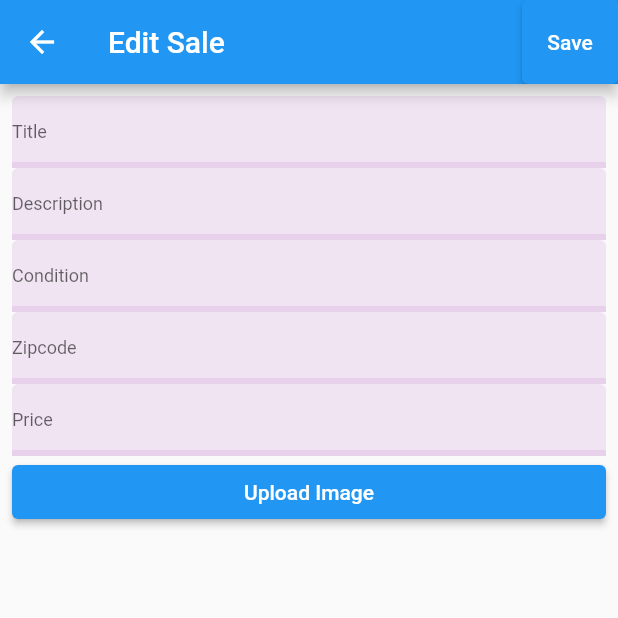
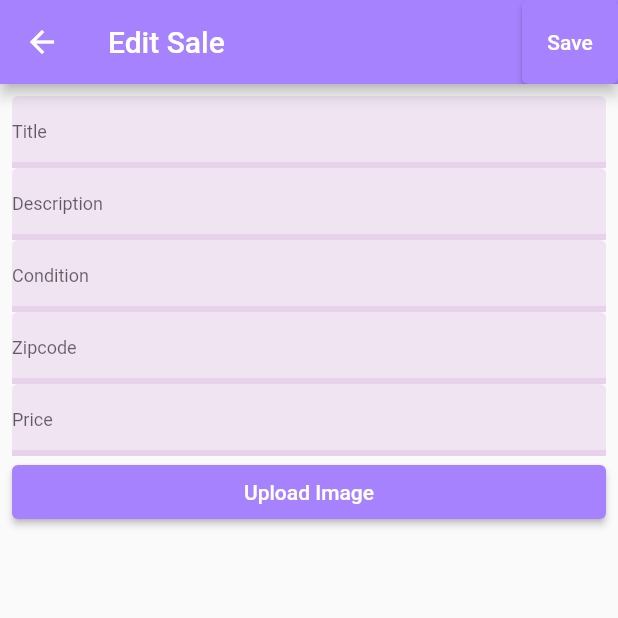
Before and after one commit to saveCraigslistTeam/craigslist, a Flutter app: the EditSaleForm screen opened directly with empty values, on a phone screen of 412 x 824 dp, the top half of it. Run offline on Flutter 3.47's test engine with Material 2 defaults, Android fonts, the light colour scheme and no system bars; our stand-ins replace cached_network_image, flutter_login, image_picker; missing offline and left inert: amplify_api, amplify_auth_cognito, amplify_core, amplify_datastore, amplify_flutter, amplify_storage_s3.

```diff
--- a/lib/views/sales/add_sale.dart
+++ b/lib/views/sales/add_sale.dart
@@ -75,6 +75,7 @@ class _AddSaleFormState extends State<AddSaleForm> {
   Widget build(BuildContext context) {
     return Scaffold(
       appBar: AppBar(
+        backgroundColor: const Color(0xffA682FF),
         title: Text('Add Sale'),
         actions: <Widget>[
           ElevatedButton(onPressed: _saveSale, child: Text('Save')),
--- a/lib/views/sales/edit_sale.dart
+++ b/lib/views/sales/edit_sale.dart
@@ -48,9 +48,15 @@ class _EditSaleFormState extends State<EditSaleForm> {
   Widget build(BuildContext context) {
     return Scaffold(
       appBar: AppBar(
+        backgroundColor: const Color(0xffA682FF),
         title: Text('Edit Sale'),
         actions: <Widget>[
-          ElevatedButton(onPressed: _saveSale, child: Text('Save')),
+          ElevatedButton(
+              style: ElevatedButton.styleFrom(
+                primary: Color(0xffA682FF),
+              ),
+              onPressed: _saveSale,
+              child: Text('Save')),
         ],
       ),
       body: Container(
@@ -80,7 +86,11 @@ class _EditSaleFormState extends State<EditSaleForm> {
                   decoration:
                       InputDecoration(filled: true, labelText: 'Price')),
               ElevatedButton(
-                  onPressed: uploadImage, child: Text('Upload Image')),
+                  style: ElevatedButton.styleFrom(
+                    primary: Color(0xffA682FF),
+                  ),
+                  onPressed: uploadImage,
+                  child: Text('Upload Image')),
             ],
           ),
         ),
```
Also changed, not shown: lib/views/sales/my_sales.dart (+38 -1 lines), lib/views/sales/services/alert.dart (added, +32 -0 lines).
